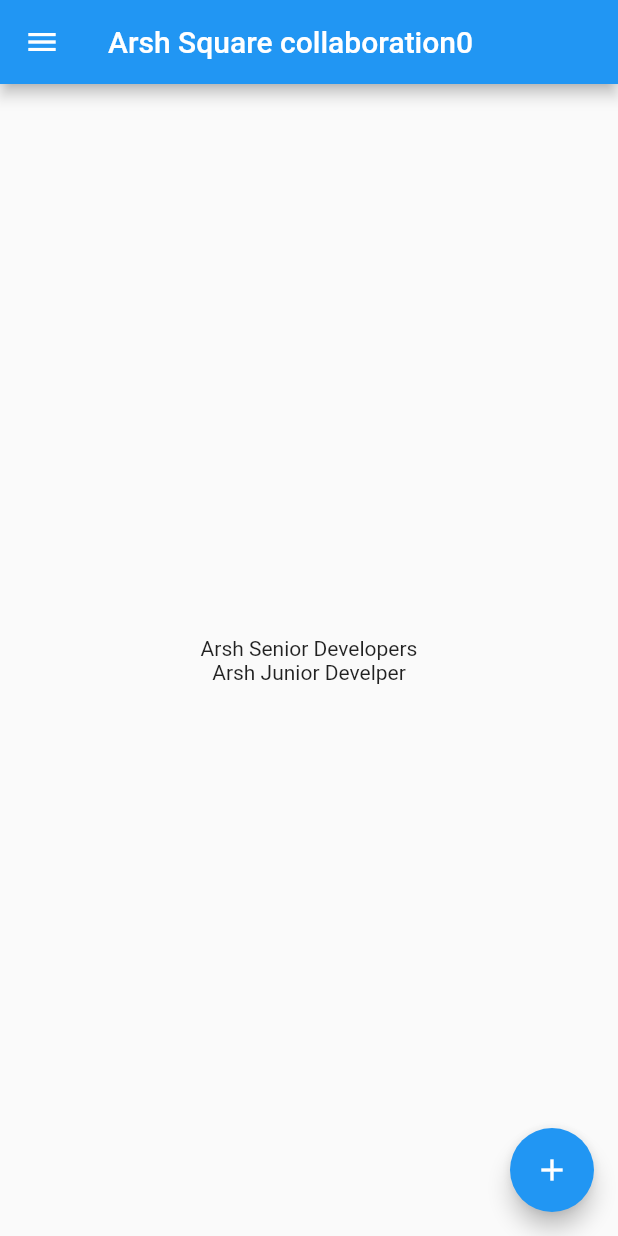
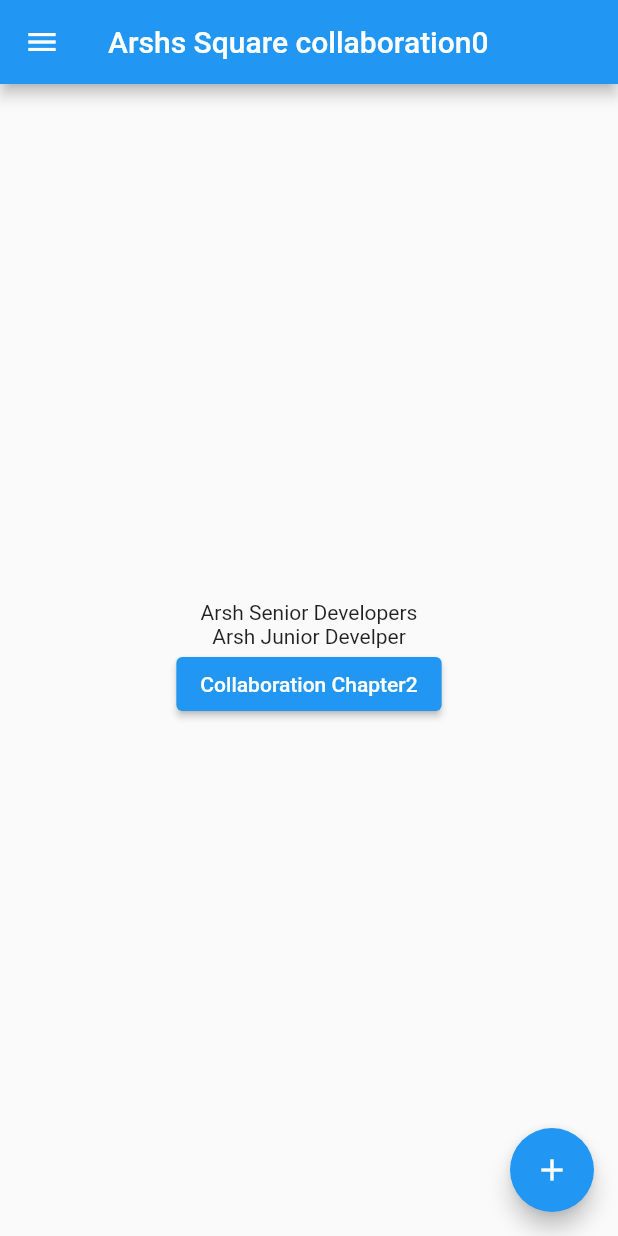
Before and after one commit to arsh0611/new_demo_project, a Flutter app: the screen it shows after launch, on a phone screen of 412 x 824 dp. Run offline on Flutter 3.47's test engine with Material 2 defaults, Android fonts, the phone set to English and light mode, and no system bars.

Commit message:
Navigation/routing functionality

```diff
--- a/lib/main.dart
+++ b/lib/main.dart
@@ -3,6 +3,7 @@ import 'package:newdemoproject/views/first_screen.dart';
 import 'package:provider/provider.dart';
 import 'package:newdemoproject/providers/counterProvider.dart';
 import 'package:flutter/foundation.dart';
+import 'package:newdemoproject/views/second_screen.dart';
 
 void main() {
   runApp(
@@ -26,6 +27,9 @@ class _MyAppState extends State<MyApp> {
       debugShowCheckedModeBanner: false,
       title: 'Arsh Heer',
       theme: ThemeData.light(),
+      routes: {
+        '/second': (context) =>  SecondScreen(),
+      },
       home: FirstScreen(),
     );
   }
--- a/lib/views/first_screen.dart
+++ b/lib/views/first_screen.dart
@@ -15,7 +15,7 @@ class _FirstScreenState extends State<FirstScreen> {
     return Scaffold(
       drawer: NavDrawer(),
       appBar: AppBar(
-        title: Text("Arsh Square collaboration${context.watch<Counter>().count}"),
+        title: Text("Arshs Square collaboration${context.watch<Counter>().count}"),
       ),
       body: Center(
         child: Column(
@@ -27,8 +27,18 @@ class _FirstScreenState extends State<FirstScreen> {
         Text(
           'Arsh Junior Develper'
         ),
+            Container(
+              child: ElevatedButton(
+                onPressed: (){
+                  Navigator.pushNamed(context, '/second');
+                },
+                child: Text("Collaboration Chapter2"),
+              ),
+            ),
         ]
+
         ),
+
       ),
       floatingActionButton: FloatingActionButton(
         key: const Key('increment_floatingActionButton'),
```
Also changed, not shown: lib/views/second_screen.dart (added, +17 -0 lines).
